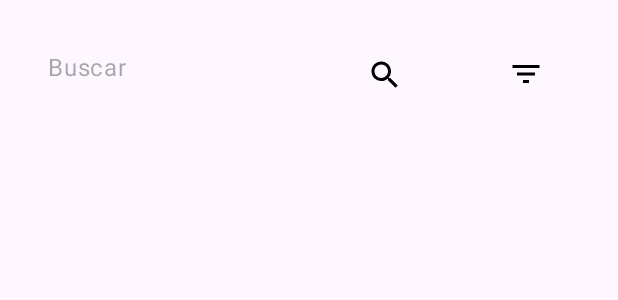
After one commit to botmenoff/Proyecto_UF1_Android, an Android app: the layout activity_buscador.xml on its own in the app's theme, with its tools: preview values and no code run, on a phone screen of 412 x 824 dp. The commit adds this screen. Shown: the top 300 px of the screen. Run offline under Robolectric (Android 15) with nearby library versions, the phone set to English and light mode, and no system bars.

Commit message:
Input con botón de buscar y botón de filtrar

```diff
--- a/app/build.gradle.kts
+++ b/app/build.gradle.kts
@@ -5,12 +5,12 @@ plugins {
 
 android {
     namespace = "com.example.android_project"
-    compileSdk = 33
+    compileSdk = 34
 
     defaultConfig {
         applicationId = "com.example.android_project"
         minSdk = 27
-        targetSdk = 33
+        targetSdk = 34
         versionCode = 1
         versionName = "1.0"
 
--- a/app/src/main/AndroidManifest.xml
+++ b/app/src/main/AndroidManifest.xml
@@ -13,6 +13,9 @@
         android:theme="@style/Theme.Android_Project"
         tools:targetApi="31">
         <activity
+            android:name=".Buscador"
+            android:exported="false" />
+        <activity
             android:name=".MainActivity"
             android:exported="true">
             <intent-filter>
--- /dev/null
+++ b/app/src/main/res/drawable/baseline_filter_list_24.xml
@@ -0,0 +1,5 @@
+<vector android:height="24dp" android:tint="#000000"
+    android:viewportHeight="24" android:viewportWidth="24"
+    android:width="24dp" xmlns:android="http://schemas.android.com/apk/res/android">
+    <path android:fillColor="@android:color/white" android:pathData="M10,18h4v-2h-4v2zM3,6v2h18L21,6L3,6zM6,13h12v-2L6,11v2z"/>
+</vector>
--- /dev/null
+++ b/app/src/main/res/drawable/baseline_search_24.xml
@@ -0,0 +1,5 @@
+<vector android:height="24dp" android:tint="#000000"
+    android:viewportHeight="24" android:viewportWidth="24"
+    android:width="24dp" xmlns:android="http://schemas.android.com/apk/res/android">
+    <path android:fillColor="@android:color/white" android:pathData="M15.5,14h-0.79l-0.28,-0.27C15.41,12.59 16,11.11 16,9.5 16,5.91 13.09,3 9.5,3S3,5.91 3,9.5 5.91,16 9.5,16c1.61,0 3.09,-0.59 4.23,-1.57l0.27,0.28v0.79l5,4.99L20.49,19l-4.99,-5zM9.5,14C7.01,14 5,11.99 5,9.5S7.01,5 9.5,5 14,7.01 14,9.5 11.99,14 9.5,14z"/>
+</vector>
--- /dev/null
+++ b/app/src/main/res/layout/activity_buscador.xml
@@ -0,0 +1,57 @@
+<?xml version="1.0" encoding="utf-8"?>
+<androidx.constraintlayout.widget.ConstraintLayout
+    xmlns:android="http://schemas.android.com/apk/res/android"
+    xmlns:app="http://schemas.android.com/apk/res-auto"
+    xmlns:tools="http://schemas.android.com/tools"
+    android:layout_width="match_parent"
+    android:layout_height="match_parent"
+    tools:context=".Buscador">
+
+    <com.google.android.material.textfield.TextInputLayout
+        android:id="@+id/textInputLayout"
+        android:layout_width="0dp"
+        android:layout_height="wrap_content"
+        android:layout_marginStart="16dp"
+        android:layout_marginTop="16dp"
+        app:layout_constraintStart_toStartOf="parent"
+        app:layout_constraintTop_toTopOf="parent">
+
+        <LinearLayout
+            android:layout_width="280dp"
+            android:layout_height="wrap_content"
+            android:orientation="horizontal">
+
+            <com.google.android.material.textfield.TextInputEditText
+                android:layout_width="188dp"
+                android:layout_height="wrap_content"
+                android:layout_weight="1"
+                android:hint="Buscar" />
+
+            <ImageButton
+                android:id="@+id/searchButton"
+                android:layout_width="65dp"
+                android:layout_height="67dp"
+                android:layout_weight="1"
+                android:background="@android:color/transparent"
+                android:contentDescription="Search Button"
+                android:src="@drawable/baseline_search_24" />
+
+        </LinearLayout>
+
+    </com.google.android.material.textfield.TextInputLayout>
+
+    <ImageButton
+        android:id="@+id/showFilters"
+        android:layout_width="62dp"
+        android:layout_height="66dp"
+        android:layout_marginStart="8dp"
+        android:layout_marginTop="16dp"
+        android:layout_marginEnd="16dp"
+        android:background="@android:color/transparent"
+        android:contentDescription="Filter Button"
+        app:layout_constraintEnd_toEndOf="parent"
+        app:layout_constraintStart_toEndOf="@+id/textInputLayout"
+        app:layout_constraintTop_toTopOf="parent"
+        app:srcCompat="@drawable/baseline_filter_list_24" />
+
+</androidx.constraintlayout.widget.ConstraintLayout>
```
Also changed, not shown: app/src/main/java/com/example/android_project/Buscador.kt (added, +11 -0 lines), app/src/main/java/com/example/android_project/MainActivity.kt (+14 -0 lines), app/src/main/res/layout/activity_main.xml (+15 -0 lines).
